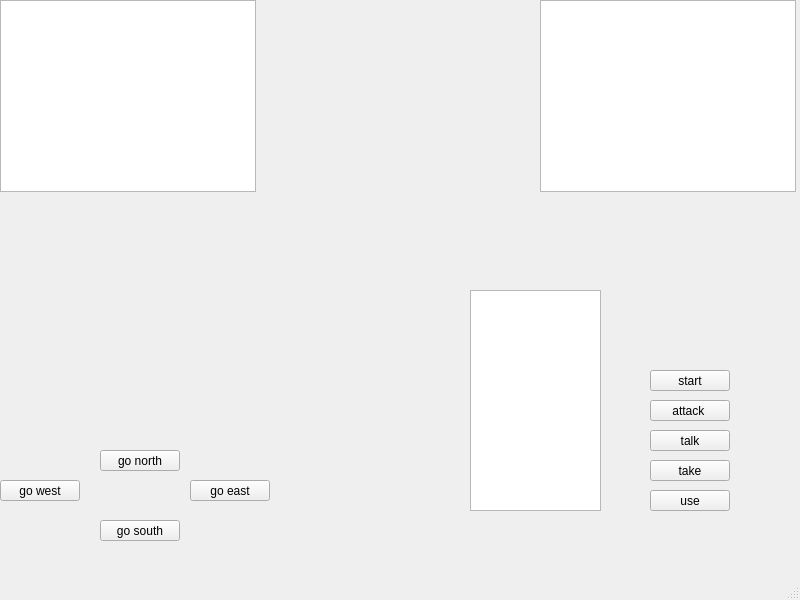
Old version of the form Src Files/mainwindow.ui in the repository calvin224/Zork.
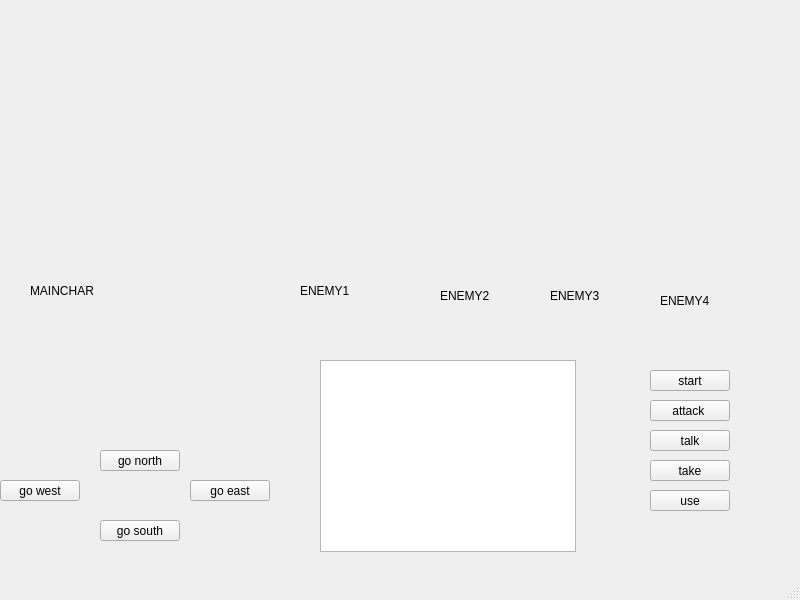
New version of the form.

```diff
--- a/Src Files/mainwindow.ui
+++ b/Src Files/mainwindow.ui
@@ -10,6 +10,18 @@
     <height>600</height>
    </rect>
   </property>
+  <property name="minimumSize">
+   <size>
+    <width>800</width>
+    <height>0</height>
+   </size>
+  </property>
+  <property name="maximumSize">
+   <size>
+    <width>800</width>
+    <height>16777215</height>
+   </size>
+  </property>
   <property name="windowTitle">
    <string>MainWindow</string>
   </property>
@@ -82,18 +94,8 @@
    <widget class="QTextBrowser" name="textBrowser">
     <property name="geometry">
      <rect>
-      <x>0</x>
-      <y>0</y>
-      <width>256</width>
-      <height>192</height>
-     </rect>
-    </property>
-   </widget>
-   <widget class="QTextBrowser" name="textBrowser_2">
-    <property name="geometry">
-     <rect>
-      <x>540</x>
-      <y>0</y>
+      <x>320</x>
+      <y>360</y>
       <width>256</width>
       <height>192</height>
      </rect>
@@ -151,14 +153,69 @@
      <string>use</string>
     </property>
    </widget>
-   <widget class="QTextBrowser" name="textBrowser_3">
+   <widget class="QLabel" name="Enemy1">
     <property name="geometry">
      <rect>
-      <x>470</x>
-      <y>290</y>
-      <width>131</width>
-      <height>221</height>
+      <x>300</x>
+      <y>260</y>
+      <width>111</width>
+      <height>61</height>
      </rect>
+    </property>
+    <property name="text">
+     <string>ENEMY1</string>
+    </property>
+   </widget>
+   <widget class="QLabel" name="Enemy2">
+    <property name="geometry">
+     <rect>
+      <x>440</x>
+      <y>260</y>
+      <width>101</width>
+      <height>71</height>
+     </rect>
+    </property>
+    <property name="text">
+     <string>ENEMY2</string>
+    </property>
+   </widget>
+   <widget class="QLabel" name="Enemy3">
+    <property name="geometry">
+     <rect>
+      <x>550</x>
+      <y>270</y>
+      <width>101</width>
+      <height>51</height>
+     </rect>
+    </property>
+    <property name="text">
+     <string>ENEMY3</string>
+    </property>
+   </widget>
+   <widget class="QLabel" name="Enemy4">
+    <property name="geometry">
+     <rect>
+      <x>660</x>
+      <y>270</y>
+      <width>91</width>
+      <height>61</height>
+     </rect>
+    </property>
+    <property name="text">
+     <string>ENEMY4</string>
+    </property>
+   </widget>
+   <widget class="QLabel" name="mainchar">
+    <property name="geometry">
+     <rect>
+      <x>30</x>
+      <y>250</y>
+      <width>141</width>
+      <height>81</height>
+     </rect>
+    </property>
+    <property name="text">
+     <string>MAINCHAR</string>
     </property>
    </widget>
   </widget>
```
